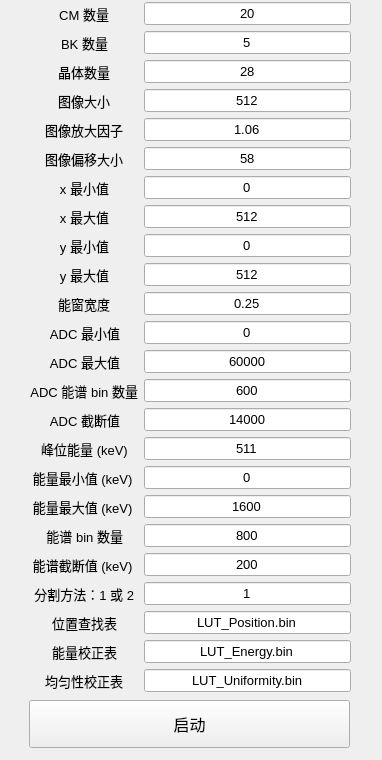
Before: the Qt Designer form ParameterForm.ui in woolaman/CPM_Project, drawn with Qt 5.
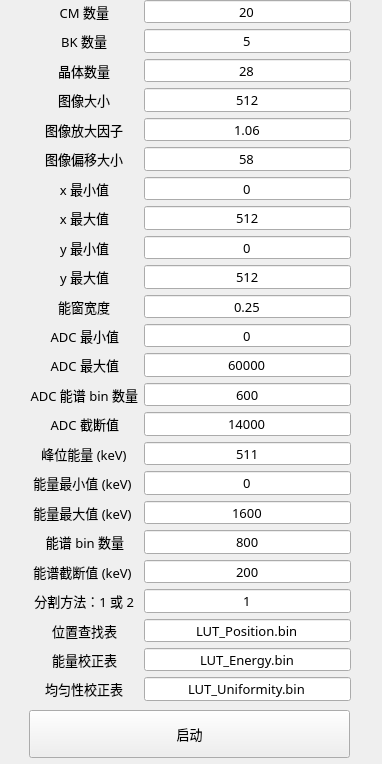
After: the same form once the commit is applied.

The edit to the form file:
```diff
--- a/ParameterForm.ui
+++ b/ParameterForm.ui
@@ -7,9 +7,14 @@
     <x>0</x>
     <y>0</y>
     <width>382</width>
-    <height>760</height>
+    <height>764</height>
    </rect>
   </property>
+  <property name="font">
+   <font>
+    <pointsize>10</pointsize>
+   </font>
+  </property>
   <property name="windowTitle">
    <string>Form</string>
   </property>
@@ -17,13 +22,14 @@
    <property name="geometry">
     <rect>
      <x>30</x>
-     <y>1</y>
+     <y>0</y>
      <width>321</width>
-     <height>691</height>
+     <height>701</height>
     </rect>
    </property>
    <property name="font">
     <font>
+     <family>微软雅黑</family>
      <pointsize>10</pointsize>
     </font>
    </property>
@@ -44,6 +50,7 @@
       </property>
       <property name="font">
        <font>
+        <family>微软雅黑</family>
         <pointsize>10</pointsize>
        </font>
       </property>
@@ -59,6 +66,7 @@
      <widget class="QLineEdit" name="lineEdit_nCM">
       <property name="font">
        <font>
+        <family>微软雅黑</family>
         <pointsize>10</pointsize>
        </font>
       </property>
@@ -80,6 +88,7 @@
       </property>
       <property name="font">
        <font>
+        <family>微软雅黑</family>
         <pointsize>10</pointsize>
        </font>
       </property>
@@ -95,6 +104,7 @@
      <widget class="QLineEdit" name="lineEdit_nBK">
       <property name="font">
        <font>
+        <family>微软雅黑</family>
         <pointsize>10</pointsize>
        </font>
       </property>
@@ -110,6 +120,7 @@
      <widget class="QLabel" name="label_nCrystal">
       <property name="font">
        <font>
+        <family>微软雅黑</family>
         <pointsize>10</pointsize>
        </font>
       </property>
@@ -125,6 +136,7 @@
      <widget class="QLineEdit" name="lineEdit_nCrystal">
       <property name="font">
        <font>
+        <family>微软雅黑</family>
         <pointsize>10</pointsize>
        </font>
       </property>
@@ -140,6 +152,7 @@
      <widget class="QLabel" name="label_nPixel">
       <property name="font">
        <font>
+        <family>微软雅黑</family>
         <pointsize>10</pointsize>
        </font>
       </property>
@@ -155,6 +168,7 @@
      <widget class="QLineEdit" name="lineEdit_nPixel">
       <property name="font">
        <font>
+        <family>微软雅黑</family>
         <pointsize>10</pointsize>
        </font>
       </property>
@@ -185,6 +199,7 @@
      <widget class="QLineEdit" name="lineEdit_enlarge">
       <property name="font">
        <font>
+        <family>微软雅黑</family>
         <pointsize>10</pointsize>
        </font>
       </property>
@@ -200,6 +215,7 @@
      <widget class="QLabel" name="label_bias">
       <property name="font">
        <font>
+        <family>微软雅黑</family>
         <pointsize>10</pointsize>
        </font>
       </property>
@@ -215,6 +231,7 @@
      <widget class="QLineEdit" name="lineEdit_bias">
       <property name="font">
        <font>
+        <family>微软雅黑</family>
         <pointsize>10</pointsize>
        </font>
       </property>
@@ -230,6 +247,7 @@
      <widget class="QLabel" name="label_xmin">
       <property name="font">
        <font>
+        <family>微软雅黑</family>
         <pointsize>10</pointsize>
        </font>
       </property>
@@ -245,6 +263,7 @@
      <widget class="QLineEdit" name="lineEdit_xmin">
       <property name="font">
        <font>
+        <family>微软雅黑</family>
         <pointsize>10</pointsize>
        </font>
       </property>
@@ -260,6 +279,7 @@
      <widget class="QLabel" name="label_xmax">
       <property name="font">
        <font>
+        <family>微软雅黑</family>
         <pointsize>10</pointsize>
        </font>
       </property>
@@ -275,6 +295,7 @@
      <widget class="QLineEdit" name="lineEdit_xmax">
       <property name="font">
        <font>
+        <family>微软雅黑</family>
         <pointsize>10</pointsize>
        </font>
       </property>
@@ -290,6 +311,7 @@
      <widget class="QLabel" name="label_ymin">
       <property name="font">
        <font>
+        <family>微软雅黑</family>
         <pointsize>10</pointsize>
        </font>
       </property>
@@ -305,6 +327,7 @@
      <widget class="QLineEdit" name="lineEdit_ymin">
       <property name="font">
        <font>
+        <family>微软雅黑</family>
         <pointsize>10</pointsize>
        </font>
       </property>
@@ -320,6 +343,7 @@
      <widget class="QLabel" name="label_ymax">
       <property name="font">
        <font>
+        <family>微软雅黑</family>
         <pointsize>10</pointsize>
        </font>
       </property>
@@ -335,6 +359,7 @@
      <widget class="QLineEdit" name="lineEdit_ymax">
       <property name="font">
        <font>
+        <family>微软雅黑</family>
         <pointsize>10</pointsize>
        </font>
       </property>
@@ -350,6 +375,7 @@
      <widget class="QLabel" name="label_EW_width">
       <property name="font">
        <font>
+        <family>微软雅黑</family>
         <pointsize>10</pointsize>
        </font>
       </property>
@@ -365,6 +391,7 @@
      <widget class="QLineEdit" name="lineEdit_EW_width">
       <property name="font">
        <font>
+        <family>微软雅黑</family>
         <pointsize>10</pointsize>
        </font>
       </property>
@@ -380,6 +407,7 @@
      <widget class="QLabel" name="label_ADC_min">
       <property name="font">
        <font>
+        <family>微软雅黑</family>
         <pointsize>10</pointsize>
        </font>
       </property>
@@ -395,6 +423,7 @@
      <widget class="QLineEdit" name="lineEdit_ADC_min">
       <property name="font">
        <font>
+        <family>微软雅黑</family>
         <pointsize>10</pointsize>
        </font>
       </property>
@@ -410,6 +439,7 @@
      <widget class="QLabel" name="label_ADC_max">
       <property name="font">
        <font>
+        <family>微软雅黑</family>
         <pointsize>10</pointsize>
        </font>
       </property>
@@ -425,6 +455,7 @@
      <widget class="QLineEdit" name="lineEdit_ADC_max">
       <property name="font">
        <font>
+        <family>微软雅黑</family>
         <pointsize>10</pointsize>
        </font>
       </property>
@@ -440,6 +471,7 @@
      <widget class="QLabel" name="label_ADC_nBins">
       <property name="font">
        <font>
+        <family>微软雅黑</family>
         <pointsize>10</pointsize>
        </font>
       </property>
@@ -455,6 +487,7 @@
      <widget class="QLineEdit" name="lineEdit_ADC_nBins">
       <property name="font">
        <font>
+        <family>微软雅黑</family>
         <pointsize>10</pointsize>
        </font>
       </property>
@@ -470,6 +503,7 @@
      <widget class="QLabel" name="label_ADC_cutValue">
       <property name="font">
        <font>
+        <family>微软雅黑</family>
         <pointsize>10</pointsize>
        </font>
       </property>
@@ -485,6 +519,7 @@
      <widget class="QLineEdit" name="lineEdit_ADC_cutValue">
       <property name="font">
        <font>
+        <family>微软雅黑</family>
         <pointsize>10</pointsize>
        </font>
       </property>
@@ -500,6 +535,7 @@
      <widget class="QLabel" name="label_recE_min">
       <property name="font">
        <font>
+        <family>微软雅黑</family>
         <pointsize>10</pointsize>
        </font>
       </property>
@@ -515,6 +551,7 @@
      <widget class="QLineEdit" name="lineEdit_recE_min">
       <property name="font">
        <font>
+        <family>微软雅黑</family>
         <pointsize>10</pointsize>
        </font>
       </property>
@@ -530,6 +567,7 @@
      <widget class="QLabel" name="label_recE_max">
       <property name="font">
        <font>
+        <family>微软雅黑</family>
         <pointsize>10</pointsize>
        </font>
       </property>
@@ -545,6 +583,7 @@
      <widget class="QLineEdit" name="lineEdit_recE_max">
       <property name="font">
        <font>
+        <family>微软雅黑</family>
         <pointsize>10</pointsize>
        </font>
       </property>
@@ -560,6 +599,7 @@
      <widget class="QLabel" name="label_recE_nBins">
       <property name="font">
        <font>
+        <family>微软雅黑</family>
         <pointsize>10</pointsize>
        </font>
       </property>
@@ -575,6 +615,7 @@
      <widget class="QLineEdit" name="lineEdit_recE_nBins">
       <property name="font">
        <font>
+        <family>微软雅黑</family>
         <pointsize>10</pointsize>
        </font>
       </property>
@@ -590,6 +631,7 @@
      <widget class="QLabel" name="label_recE_cutValue">
       <property name="font">
        <font>
+        <family>微软雅黑</family>
         <pointsize>10</pointsize>
        </font>
       </property>
@@ -605,6 +647,7 @@
      <widget class="QLineEdit" name="lineEdit_recE_cutValue">
       <property name="font">
        <font>
+        <family>微软雅黑</family>
         <pointsize>10</pointsize>
        </font>
       </property>
@@ -620,6 +663,7 @@
      <widget class="QLabel" name="label_segMethod">
       <property name="font">
        <font>
+        <family>微软雅黑</family>
         <pointsize>10</pointsize>
        </font>
       </property>
@@ -635,6 +679,7 @@
      <widget class="QLineEdit" name="lineEdit_segMethod">
       <property name="font">
        <font>
+        <family>微软雅黑</family>
         <pointsize>10</pointsize>
        </font>
       </property>
@@ -650,6 +695,7 @@
      <widget class="QLabel" name="label_fName_LUT_P">
       <property name="font">
        <font>
+        <family>微软雅黑</family>
         <pointsize>10</pointsize>
        </font>
       </property>
@@ -665,6 +711,7 @@
      <widget class="QLineEdit" name="lineEdit_fName_LUT_P">
       <property name="font">
        <font>
+        <family>微软雅黑</family>
         <pointsize>10</pointsize>
        </font>
       </property>
@@ -680,6 +727,7 @@
      <widget class="QLabel" name="label_fName_LUT_E">
       <property name="font">
        <font>
+        <family>微软雅黑</family>
         <pointsize>10</pointsize>
        </font>
       </property>
@@ -695,6 +743,7 @@
      <widget class="QLineEdit" name="lineEdit_fName_LUT_E">
       <property name="font">
        <font>
+        <family>微软雅黑</family>
         <pointsize>10</pointsize>
        </font>
       </property>
@@ -710,6 +759,7 @@
      <widget class="QLabel" name="label_fName_LUT_U">
       <property name="font">
        <font>
+        <family>微软雅黑</family>
         <pointsize>10</pointsize>
        </font>
       </property>
@@ -725,6 +775,7 @@
      <widget class="QLineEdit" name="lineEdit_fName_LUT_U">
       <property name="font">
        <font>
+        <family>微软雅黑</family>
         <pointsize>10</pointsize>
        </font>
       </property>
@@ -740,6 +791,7 @@
      <widget class="QLabel" name="label_peakE">
       <property name="font">
        <font>
+        <family>微软雅黑</family>
         <pointsize>10</pointsize>
        </font>
       </property>
@@ -753,6 +805,12 @@
     </item>
     <item row="15" column="1">
      <widget class="QLineEdit" name="lineEdit_peakE">
+      <property name="font">
+       <font>
+        <family>微软雅黑</family>
+        <pointsize>10</pointsize>
+       </font>
+      </property>
       <property name="text">
        <string>511</string>
       </property>
@@ -770,14 +828,15 @@
    <property name="geometry">
     <rect>
      <x>29</x>
-     <y>700</y>
+     <y>710</y>
      <width>321</width>
      <height>48</height>
     </rect>
    </property>
    <property name="font">
     <font>
-     <pointsize>12</pointsize>
+     <family>微软雅黑</family>
+     <pointsize>10</pointsize>
     </font>
    </property>
    <property name="text">
```
Left out of the diff: 1 changed line with no effect on the pictures.
